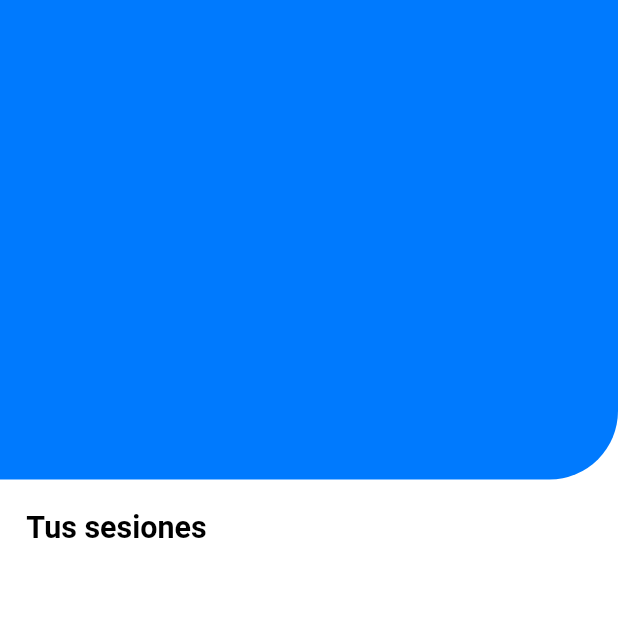
After one commit to chakibdzm/MedicalApp, a Flutter app: the HomePage screen opened directly, on a phone screen of 412 x 824 dp, the top half of it. The commit adds this screen. Run offline on Flutter 3.47's test engine with Material 2 defaults, Android fonts, the phone set to English and light mode, and no system bars; our stand-ins replace flutter_svg; missing offline and left inert: qr_code_scanner; Roboto replaces fonts that are missing (GTWalsheimPro).

Commit message:
home page+QR

```diff
--- /dev/null
+++ b/lib/Screens/Home_Page/Home.dart
@@ -0,0 +1,52 @@
+import 'package:flutter/material.dart';
+import 'package:medicalapp/size_config.dart';
+class HomePage extends StatefulWidget {
+  const HomePage({Key? key}) : super(key: key);
+
+  @override
+  State<HomePage> createState() => _HomePageState();
+}
+
+class _HomePageState extends State<HomePage> {
+  @override
+  Widget build(BuildContext context) {
+    return Scaffold(
+      backgroundColor: Color(0xF5FFFFFF),
+      body: Column(
+        crossAxisAlignment: CrossAxisAlignment.start,
+        children: [
+          Stack(
+            children: [
+              Positioned(child: Container(
+                height: getHeight(315),
+                width: getWidth(375),
+                decoration: BoxDecoration(
+                  color: Color(0xFF007AFE),
+                  borderRadius: BorderRadius.only(
+                    bottomRight: Radius.circular(getHeight(45)),
+                  ),
+
+                ),
+              )),
+            ],
+          ),
+          SizedBox(height: getHeight(20),),
+
+          Padding(padding: EdgeInsets.symmetric(horizontal: getWidth(16)),
+          child: Text('Tus sesiones',
+          style: TextStyle(
+            fontSize: getHeight(20),
+            fontWeight: FontWeight.w700,
+            color: Colors.black,
+          ),
+          ),
+          ),
+
+
+
+        ],
+
+      ),
+    ) ;
+  }
+}
--- a/pubspec.yaml
+++ b/pubspec.yaml
@@ -35,6 +35,7 @@ dependencies:
   # Use with the CupertinoIcons class for iOS style icons.
   cupertino_icons: ^1.0.2
   flutter_svg: ^0.23.0+1
+  qr_code_scanner: ^1.0.1
 
 dev_dependencies:
   flutter_test:
```
Also changed, not shown: lib/Screens/Onboarding/Onboarding.dart (+117 -2 lines), lib/Screens/Onboarding/QR_code.dart (added, +66 -0 lines), pubspec.lock.
